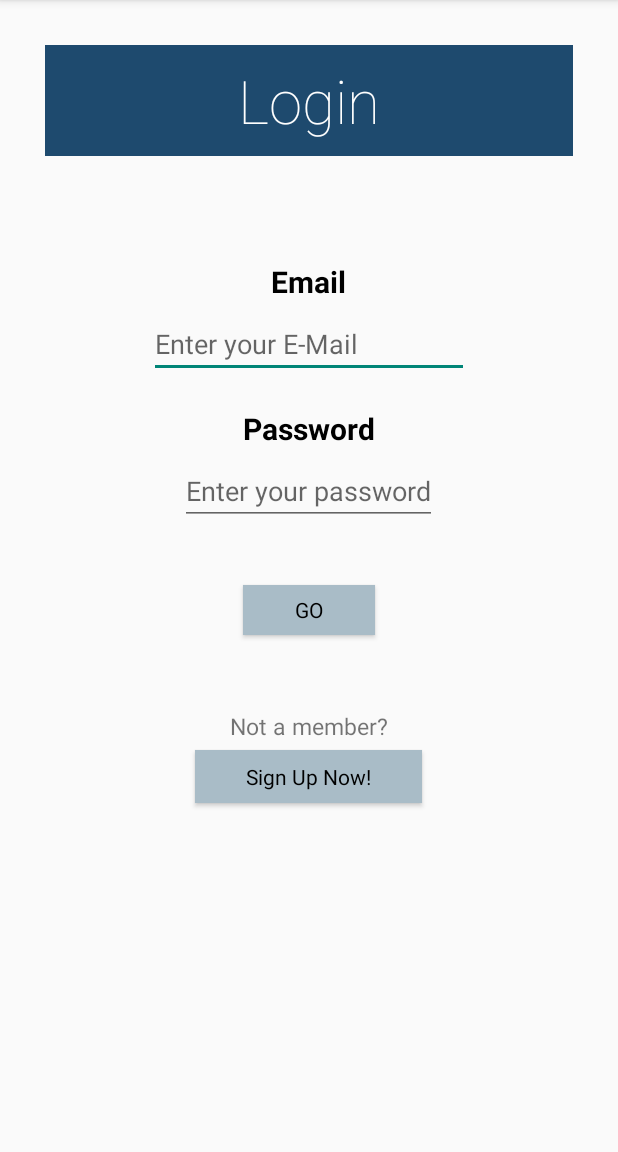
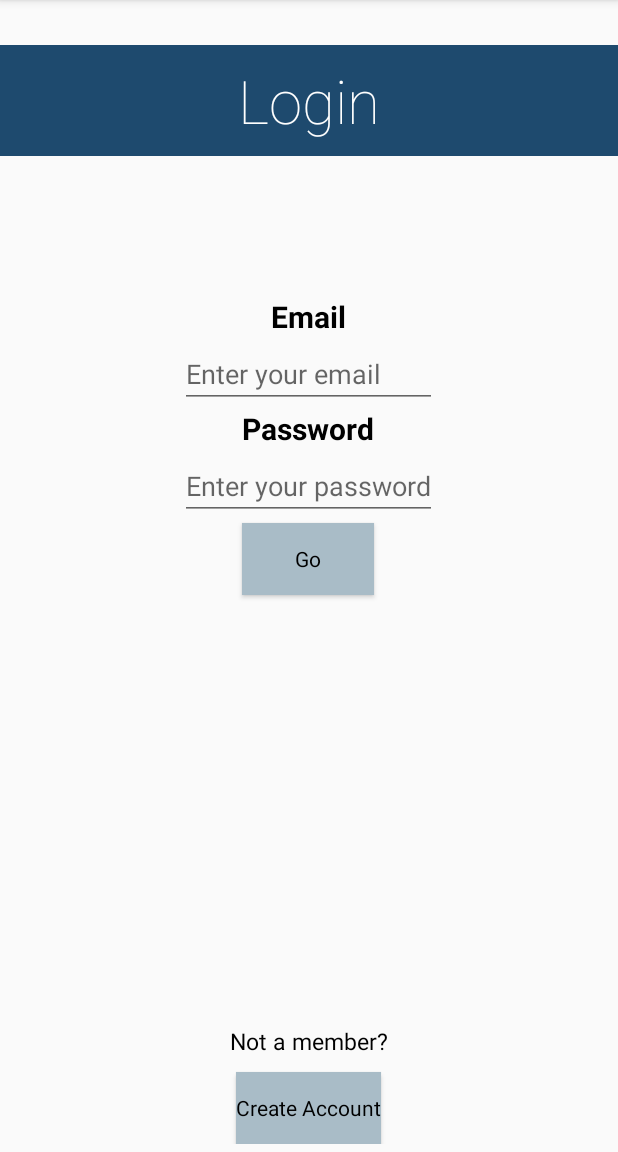
Before and after one commit to hazziet93/IntegrationComplete, an Android app: the screen it shows after launch (LoginPage), on a phone screen of 412 x 824 dp, the part 84-1236 px from its top. Run offline under Robolectric (Android 15) with nearby library versions, the phone set to English and light mode, and no system bars.

Commit message:
Bit of gui and most recent integration

```diff
--- a/app/src/main/AndroidManifest.xml
+++ b/app/src/main/AndroidManifest.xml
@@ -79,7 +79,7 @@
         android:label="@string/title_activity_example" >
     </activity>
     <activity
-        android:name=".VideoBankHandler"
+        android:name=".BankHandler"
         android:label="@string/title_activity_video_bank_handler" >
     </activity>
     <activity
--- a/app/src/main/java/com/iteration2/mark/iteration3loginslides/CreateAccount.java
+++ b/app/src/main/java/com/iteration2/mark/iteration3loginslides/CreateAccount.java
@@ -384,7 +384,7 @@ public class CreateAccount extends ActionBarActivity {
     public void addValidAccount() {
         final Dialog dialog = new Dialog(CreateAccount.this);
         dialog.setContentView(R.layout.activity_valid_account);
-        dialog.setTitle("Account Create");
+        dialog.setTitle("Account Created");
 
         final TextView accCreate = (TextView)dialog.findViewById(R.id.accCreateText);
         final Button buttonCreate = (Button)dialog.findViewById(R.id.buttonOk);
--- a/app/src/main/java/com/iteration2/mark/iteration3loginslides/Video.java
+++ b/app/src/main/java/com/iteration2/mark/iteration3loginslides/List_Item.java
@@ -3,12 +3,12 @@ package com.iteration2.mark.iteration3loginslides;
 /**
  * Created by Andy on 25/05/2015.
  */
-public class Video {
+public class List_Item {
     private int videoId;
     private String videoTitle;
     private String descriptionTitle;
 
-    public Video (int videoId, String videoTitle, String descriptionTitle) {
+    public List_Item(int videoId, String videoTitle, String descriptionTitle) {
         super();
         this.videoId            = videoId;
         this.videoTitle         = videoTitle;
--- a/app/src/main/java/com/iteration2/mark/iteration3loginslides/MainActivity.java
+++ b/app/src/main/java/com/iteration2/mark/iteration3loginslides/MainActivity.java
@@ -121,11 +121,6 @@ public class MainActivity extends ActionBarActivity {
         text = (TextView)popUpView.findViewById(R.id.popUpText);
 
         if((passEntered.matches(""))&&(!mailEntered.matches(""))){
-            //loginMessage = "password not entered";
-            text.setText("empty pass real mail");
-        }
-        else if((mailEntered.matches(""))&&(!passEntered.matches(""))){
-            //loginMessage = "E-Mail not entered";
             text.setText("empty mail real pass");
         }
         else if((mailEntered.matches(""))&&(passEntered.matches(""))){
--- a/app/src/main/res/layout/activity_login.xml
+++ b/app/src/main/res/layout/activity_login.xml
@@ -1,16 +1,13 @@
-
 <LinearLayout
     xmlns:android="http://schemas.android.com/apk/res/android"
-        xmlns:tools="http://schemas.android.com/tools"
-        android:orientation="vertical"
+    android:focusable="true"
+    android:focusableInTouchMode="true"
     android:layout_width="match_parent"
     android:layout_height="match_parent"
-        android:layout_alignParentTop="true"
-        android:layout_centerHorizontal="true"
-        android:padding="30dp"
-        android:weightSum="1"
-        tools:context=".LoginHandler">
+    android:orientation="vertical"
+    android:paddingTop="30dp">
 
+    <!--  Title  -->
     <TextView
         android:paddingTop="10dp"
         android:paddingBottom="10dp"
@@ -22,13 +19,18 @@
         android:background="#ff1e4a6e"
         android:textColor="@android:color/white"
         android:fontFamily="sans-serif-thin"
+
         />
-
-
+    <LinearLayout
+        android:layout_width="wrap_content"
+        android:layout_height="wrap_content"
+        android:orientation="vertical"
+        android:layout_weight="3"
+        android:gravity="center"
+        android:layout_gravity="center_horizontal">
         <!--  Email  -->
 
         <TextView
-            android:layout_marginTop="70dp"
             android:text="@string/login_email_description"
             android:layout_width="wrap_content"
             android:layout_height="wrap_content"
@@ -36,23 +38,23 @@
             android:gravity="bottom"
             android:textSize="20sp"
             android:textColor="@android:color/black"
-            android:layout_gravity="center_horizontal"/>
+            android:layout_gravity="center_horizontal"
+            />
 
         <EditText
-            android:layout_width="wrap_content"
+            android:layout_width="fill_parent"
             android:layout_height="wrap_content"
             android:hint="@string/enter_email"
-            android:layout_marginTop="5dip"
+            android:layout_marginTop="2dip"
             android:maxLength="30"
             android:layout_gravity="center_horizontal"
+            android:ems="10"
             android:inputType="textEmailAddress"
             android:singleLine="true"
-            android:ems="10"
-            android:id="@+id/editEmail" />
+            android:id="@+id/editEmail"/>
 
         <!--  Password  -->
         <TextView
-            android:layout_marginTop="20dp"
             android:text="@string/login_pass_description"
             android:layout_width="wrap_content"
             android:layout_height="wrap_content"
@@ -63,50 +65,62 @@
             android:layout_gravity="center_horizontal" />
 
         <EditText
-
+            android:singleLine="true"
             android:layout_width="wrap_content"
             android:layout_height="wrap_content"
             android:hint="@string/enter_pass"
-            android:layout_marginTop="5dip"
+            android:layout_marginTop="2dip"
             android:layout_gravity="center_horizontal"
             android:maxLength="30"
             android:id="@+id/editPassword" />
 
         <!--  Login Button  -->
         <Button
-            android:id="@+id/buttonLogin"
-            android:layout_marginTop="40dp"
+            android:layout_marginTop="2dp"
             android:layout_width="wrap_content"
-            android:layout_height="33dp"
+            android:layout_height="wrap_content"
             android:text="@string/login_socbox"
             android:layout_gravity="center_horizontal"
+            android:id="@+id/buttonLogin"
             android:onClick="toLoggedIn"
             android:textColor="@color/black"
             android:textStyle="bold"
             android:background="#ffa9bcc7"
             android:elegantTextHeight="false"
-            android:fontFamily="sans-serif-thin"/>
+            android:fontFamily="sans-serif-thin"
+            android:textAllCaps="false"/>
+    </LinearLayout>
+
+    <LinearLayout
+        android:padding="5dp"
+        android:layout_width="wrap_content"
+        android:layout_height="wrap_content"
+        android:orientation="vertical"
+        android:layout_weight="3"
+        android:gravity="center|bottom"
+        android:layout_gravity="center_horizontal">
 
         <TextView
-            android:layout_marginTop="50dp"
             android:text="@string/sign_up_description"
             android:layout_width="wrap_content"
             android:layout_height="wrap_content"
             android:layout_gravity="center_horizontal"
+            android:textColor="@color/black"
             android:textSize="15sp"/>
-
-        <!--  Link to register Button -->
         <Button
+            android:layout_width="wrap_content"
+            android:layout_height="wrap_content"
+            android:layout_marginTop="10dp"
+            android:text="@string/go_to_create_account"
             android:id="@+id/buttonToRegisterPage"
-            android:text="@string/link_to_register"
-            android:textAllCaps="false"
-            android:layout_marginTop="5dp"
-            android:layout_width="151dp"
-            android:layout_height="35dp"
-            android:layout_gravity="center_horizontal"
             android:textColor="@color/black"
             android:textStyle="bold"
+            android:textAllCaps="false"
             android:background="#ffa9bcc7"
-            android:fontFamily="sans-serif-thin"/>
+            android:fontFamily="sans-serif-thin"
+            />
+    </LinearLayout>
+
+
 
 </LinearLayout>
--- a/app/src/main/res/layout/fragment_discover.xml
+++ b/app/src/main/res/layout/fragment_discover.xml
@@ -29,7 +29,8 @@
             android:layout_width="match_parent"
             android:layout_height="wrap_content"
             android:text="Discover"
-            android:layout_margin="16dp"
+            android:layout_marginTop="16dp"
+            android:layout_marginBottom="16dp"
             android:gravity="center"
             android:paddingTop="5dp"
             android:paddingBottom="5dp"
--- a/app/src/main/res/layout/fragment_user_home.xml
+++ b/app/src/main/res/layout/fragment_user_home.xml
@@ -16,8 +16,6 @@
         xmlns:android="http://schemas.android.com/apk/res/android"
         android:layout_width="match_parent"
         android:layout_height="match_parent"
-        android:paddingLeft="16dp"
-        android:paddingRight="16dp"
         android:paddingTop="16dp"
         android:paddingBottom="16dp"
         android:orientation="vertical"
@@ -40,6 +38,8 @@
         android:gravity="center"/>
 
     <ListView
+        android:layout_marginLeft="16dp"
+        android:layout_marginRight="16dp"
         android:layout_marginTop="5dp"
         android:layout_height="165dp"
         android:layout_width="match_parent"
@@ -67,6 +67,8 @@
         android:fontFamily="sans-serif-thin"/>
 
     <ListView
+        android:layout_marginLeft="16dp"
+        android:layout_marginRight="16dp"
         android:layout_marginTop="5dp"
         android:layout_height="match_parent"
         android:layout_width="match_parent"
--- a/app/src/main/res/values/strings.xml
+++ b/app/src/main/res/values/strings.xml
@@ -17,7 +17,7 @@
 <string name="example">example@example.com</string>
 <string name="university">University</string>
 <string name="done">Register!</string>
-<string name="congratulation">Congratulation!</string>
+<string name="congratulation">Congratulations!</string>
 <string name="ok">OK</string>
 <string name="welcome">Welcome</string>
 <string name="btn_logout">Log Out!</string>
@@ -90,10 +90,10 @@
 <string name="title_activity_presentation_slides">PresentationSlides</string>
 <string name="title_activity_audio_bank">AudioBank</string>
 
-<string name="sign_up_description">Not a member?</string>
-<string name="login_main_description">Login</string>
+    <string name="sign_up_description">Not a member?</string>
+    <string name="login_main_description">Login</string>
     <string name="login_email_description">Email</string>
-    <string name="enter_email">Enter your E-Mail</string>
+    <string name="enter_email">Enter your email</string>
     <string name="login_pass_description">Password</string>
     <string name="enter_pass">Enter your password</string>
     <string name="login_socbox">Go</string>
```
Also changed, not shown: app/src/main/java/com/iteration2/mark/iteration3loginslides/BankHandler.java (added, +130 -0 lines), app/src/main/java/com/iteration2/mark/iteration3loginslides/SocietyHome.java (+2 -9 lines), app/src/main/java/com/iteration2/mark/iteration3loginslides/VideoBankHandler.java (deleted, +0 -164 lines), app/src/main/res/layout/activity_create_account.xml (+18 -27 lines), app/src/main/res/layout/activity_main.xml (+31 -19 lines), app/src/main/res/layout/activity_society_home.xml (+6 -4 lines), app/src/main/res/layout/activity_valid_account.xml (+13 -6 lines), app/src/main/res/layout/fragment_browse_page.xml (+4 -5 lines), app/src/main/res/layout/logged_in.xml (+4 -3 lines), app/src/main/res/layout/row.xml (renamed from app/src/main/res/layout/containt_item.xml). Lines whose indentation alone changed are shown as unchanged.
